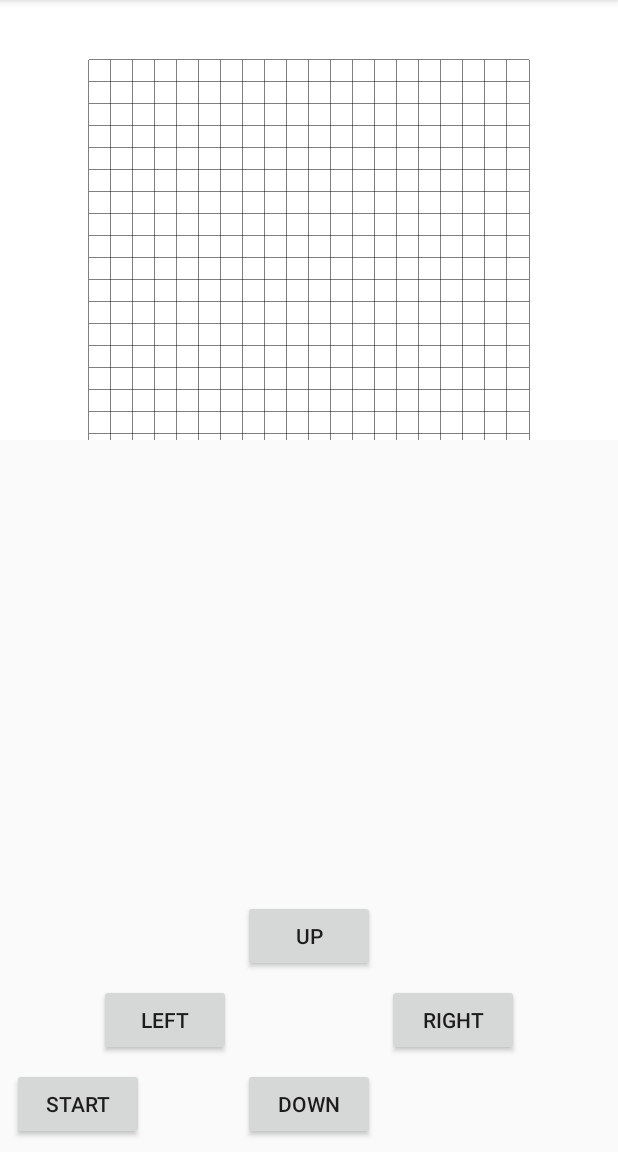
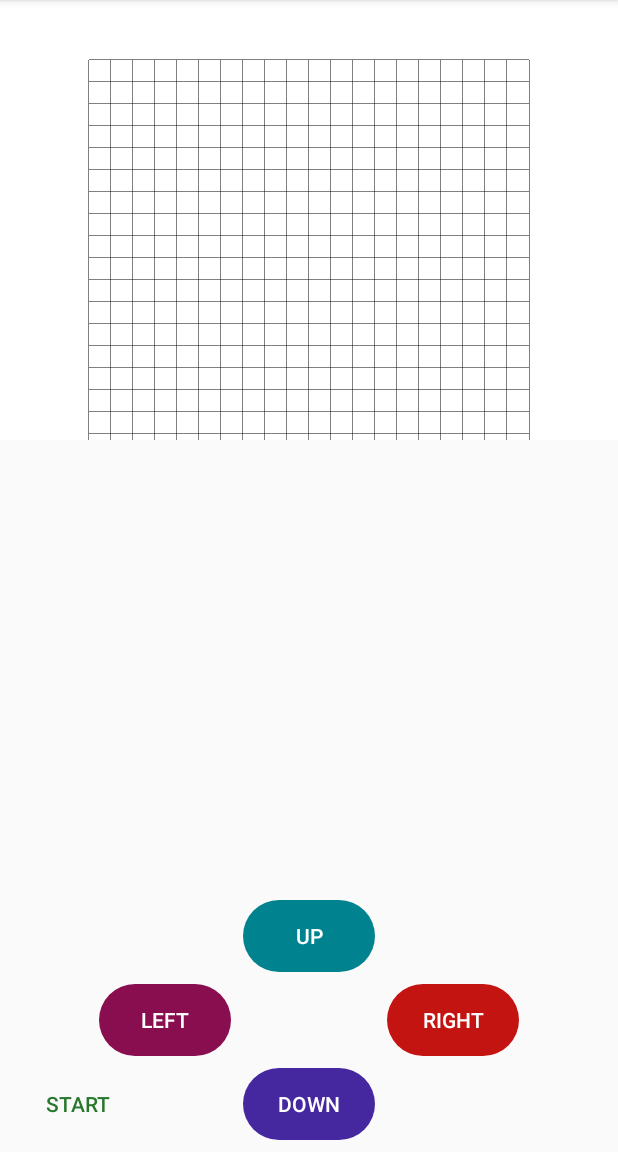
Before and after one commit to johnnymillergh/GreedySnake, an Android app: the screen it shows after launch (GameActivity), on a phone screen of 412 x 824 dp, the part 84-1236 px from its top. Run offline under Robolectric (Android 15) with nearby library versions, the phone set to English and light mode, and no system bars; libraries missing offline, so code that uses them is left out: org.litepal; 4 statements that could not run were skipped.

Commit message:
Change button style

```diff
--- /dev/null
+++ b/app/src/main/res/drawable/round_button.xml
@@ -0,0 +1,16 @@
+<?xml version="1.0" encoding="utf-8" ?>
+<shape xmlns:android="http://schemas.android.com/apk/res/android"
+       android:shape="rectangle">
+    <!--设置背景色-->
+    <!--<solid android:color="@color/md_cyan_700_color_code" />-->
+    <!--设置圆角-->
+    <corners android:radius="105dip" />
+    <!--<padding-->
+    <!--android:bottom="10dp"-->
+    <!--android:left="10dp"-->
+    <!--android:right="10dp"-->
+    <!--android:top="10dp"-->
+    <!--/>-->
+    <!--设置边框线的宽度和颜色-->
+    <!--<stroke android:width="3dp" android:color="#00ff00" />-->
+</shape>
--- a/app/src/main/res/layout/activity_main.xml
+++ b/app/src/main/res/layout/activity_main.xml
@@ -41,6 +41,7 @@
 
         <Button
             android:id="@+id/startOrPause"
+            style="@android:style/Widget.Material.Button.Borderless.Colored"
             android:layout_width="wrap_content"
             android:layout_height="wrap_content"
             android:layout_marginBottom="8dp"
@@ -57,8 +58,11 @@
             android:layout_marginBottom="8dp"
             android:layout_marginEnd="8dp"
             android:layout_marginStart="8dp"
+            android:background="@drawable/round_button"
+            android:backgroundTint="@color/md_cyan_800_color_code"
             android:onClick="onClickUp"
             android:text="Up"
+            android:textColor="@color/md_white_color_code"
             app:layout_constraintBottom_toTopOf="@+id/right"
             app:layout_constraintEnd_toEndOf="parent"
             app:layout_constraintStart_toStartOf="parent"/>
@@ -69,8 +73,11 @@
             android:layout_height="wrap_content"
             android:layout_marginBottom="8dp"
             android:layout_marginStart="8dp"
+            android:background="@drawable/round_button"
+            android:backgroundTint="@color/md_red_800_color_code"
             android:onClick="onClickRight"
             android:text="Right"
+            android:textColor="@color/md_white_color_code"
             app:layout_constraintBottom_toTopOf="@+id/down"
             app:layout_constraintStart_toEndOf="@+id/up"/>
 
@@ -81,8 +88,11 @@
             android:layout_marginBottom="8dp"
             android:layout_marginEnd="8dp"
             android:layout_marginStart="8dp"
+            android:background="@drawable/round_button"
+            android:backgroundTint="@color/md_deep_purple_800_color_code"
             android:onClick="onClickDown"
             android:text="Down"
+            android:textColor="@color/md_white_color_code"
             app:layout_constraintBottom_toBottomOf="parent"
             app:layout_constraintEnd_toStartOf="@+id/right"
             app:layout_constraintStart_toEndOf="@+id/left"/>
@@ -93,8 +103,11 @@
             android:layout_height="wrap_content"
             android:layout_marginBottom="8dp"
             android:layout_marginEnd="8dp"
+            android:background="@drawable/round_button"
+            android:backgroundTint="@color/md_pink_900_color_code"
             android:onClick="onClickLeft"
             android:text="Left"
+            android:textColor="@color/md_white_color_code"
             app:layout_constraintBottom_toTopOf="@+id/down"
             app:layout_constraintEnd_toStartOf="@+id/up"/>
     </android.support.constraint.ConstraintLayout>
```
